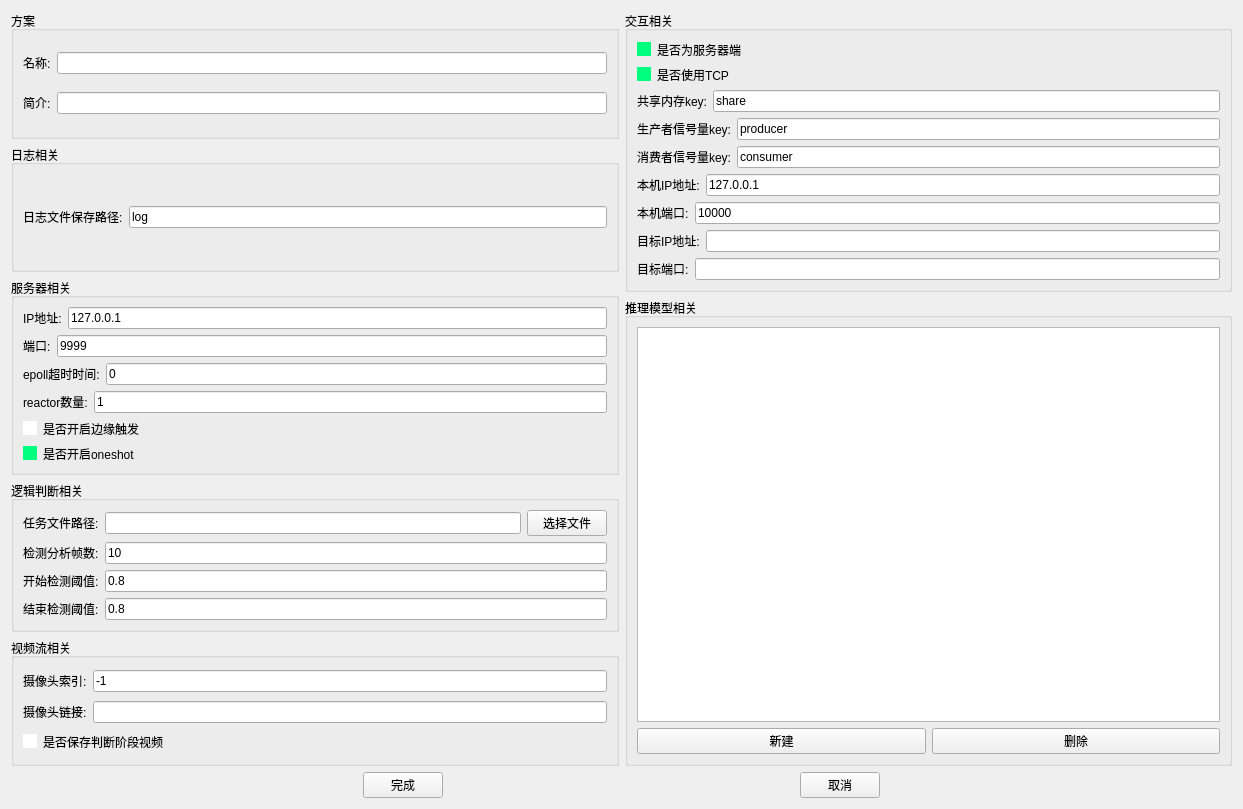
Before: the Qt Designer form Terminal/src/ConfigPage.ui in OoShawnoO/Robert, drawn with Qt 5.
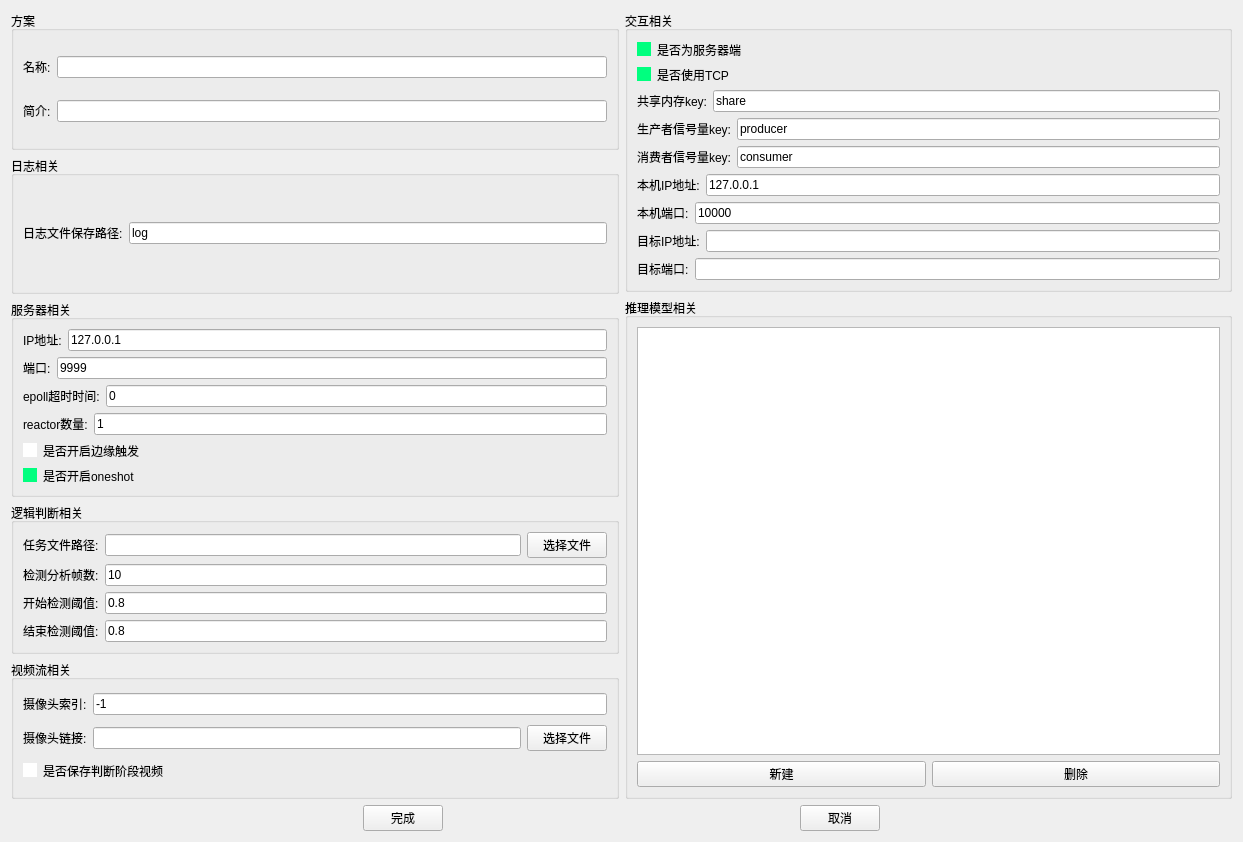
After: the same form once the commit is applied.

```diff
--- a/Terminal/src/ConfigPage.ui
+++ b/Terminal/src/ConfigPage.ui
@@ -10,7 +10,7 @@
     <x>0</x>
     <y>0</y>
     <width>1243</width>
-    <height>809</height>
+    <height>842</height>
    </rect>
   </property>
   <property name="windowTitle">
@@ -382,6 +382,13 @@
               </property>
              </widget>
             </item>
+            <item>
+             <widget class="QPushButton" name="selectVideo">
+              <property name="text">
+               <string>选择文件</string>
+              </property>
+             </widget>
+            </item>
            </layout>
           </item>
           <item>
```
Left out of the diff: 4 changed lines with no effect on the pictures.
